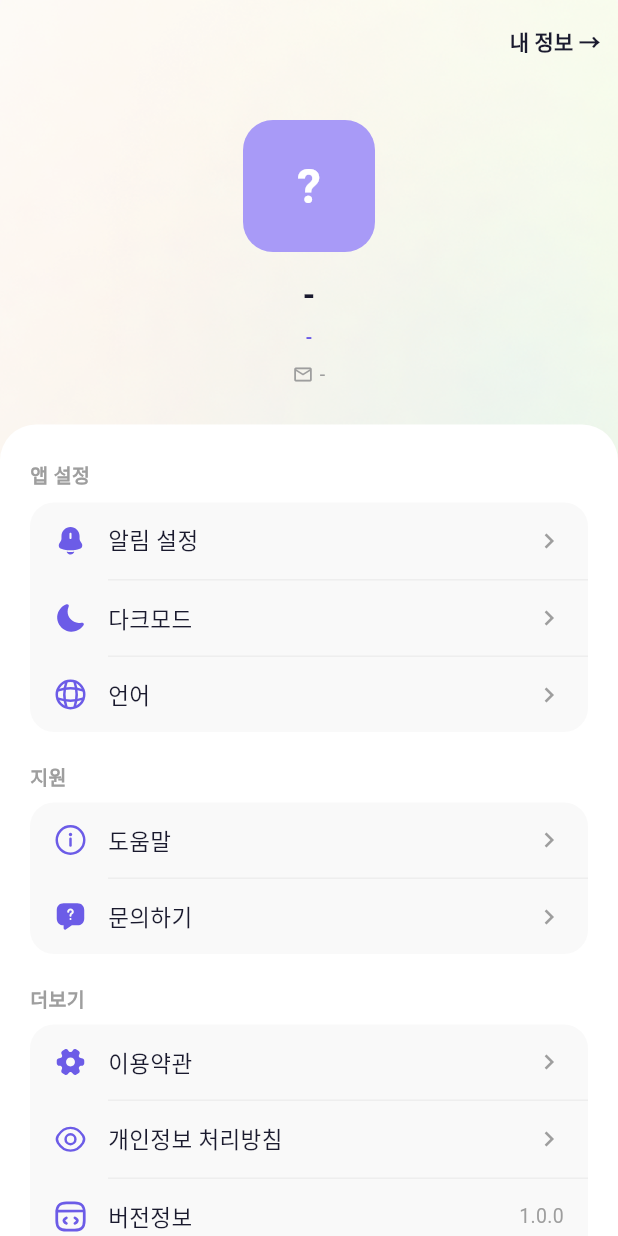
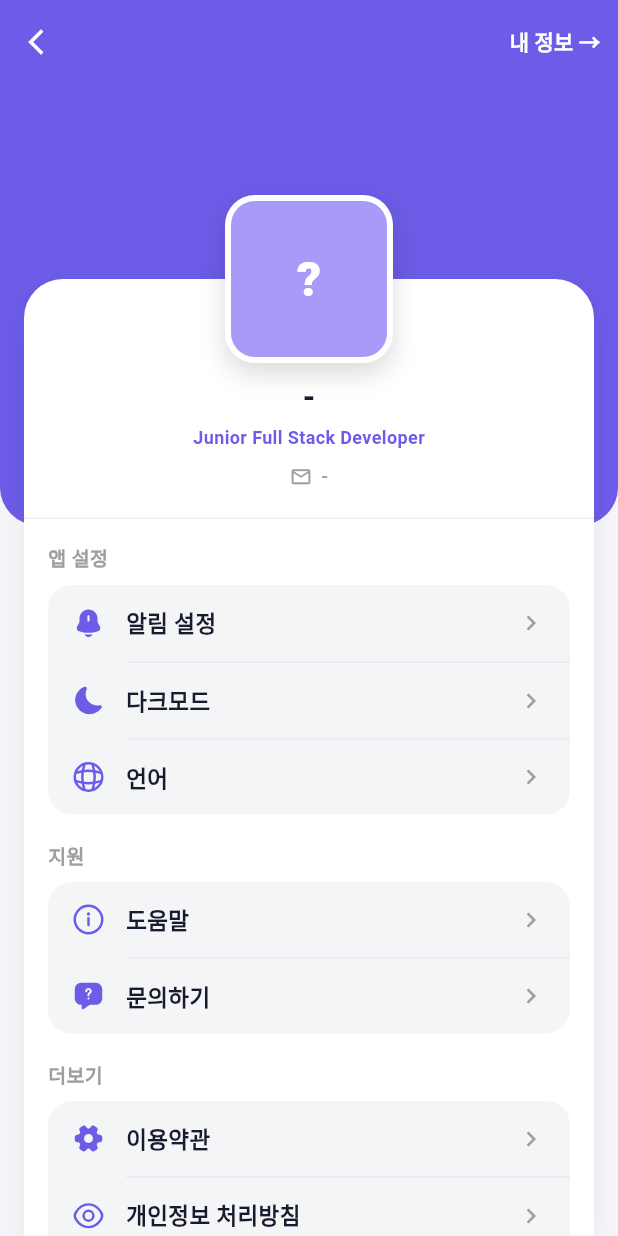
Before and after one commit to seb0070/jbnu-pms-fe, a Flutter app: the MoreScreen screen opened directly, on a phone screen of 412 x 824 dp. Run offline on Flutter 3.47's test engine with Material 3 defaults, Android fonts, the phone set to English and light mode, and no system bars; our stand-ins replace dio, flutter_svg, google_sign_in, logger, shared_preferences; accounts and stored records are empty; network calls fail.

Commit message:
feat: 더보기 화면 레이아웃 개선 (#11)

```diff
--- a/lib/features/more/screens/more_screen.dart
+++ b/lib/features/more/screens/more_screen.dart
@@ -17,6 +17,15 @@ class _MoreScreenState extends State<MoreScreen> {
 
   static const _purple = Color(0xFF6C5CE7);
 
+  // ✅ 보라색 영역: "중간 정도" (너 화면 기준 이 값이 자리낭비 줄이면서도 자연스럽게 보임)
+  static const double _headerHeight = 350;
+
+  // ✅ 아바타 더 크게
+  static const double _avatarSize = 112;
+
+  // ✅ 카드가 보라색을 얼마나 덮을지(클수록 카드/아바타가 위로 올라감)
+  static const double _overlap = 220; // 60~95 사이에서 취향 조절
+
   @override
   void initState() {
     super.initState();
@@ -26,11 +35,13 @@ class _MoreScreenState extends State<MoreScreen> {
   Future<void> _loadUser() async {
     try {
       final user = await _userService.getMyInfo();
+      if (!mounted) return;
       setState(() {
         _user = user;
         _isLoading = false;
       });
-    } catch (e) {
+    } catch (_) {
+      if (!mounted) return;
       setState(() => _isLoading = false);
     }
   }
@@ -75,33 +86,70 @@ class _MoreScreenState extends State<MoreScreen> {
 
   @override
   Widget build(BuildContext context) {
+    // 카드가 보라색을 덮는 시작 위치 (더 위로 올리고 싶으면 _overlap 키우면 됨)
+    final double cardTop = _headerHeight - _overlap;
+
+    // 아바타가 카드에 "1/4만" 걸치게: 아래로 내려가는 길이 = size*0.25
+    final double avatarTop = cardTop - (_avatarSize * 0.5);
+
+    final String name = _isLoading ? '' : (_user?['name'] ?? '-');
+    final String role = _isLoading
+        ? ''
+        : (_user?['role'] ?? 'Junior Full Stack Developer');
+    final String email = _isLoading ? '' : (_user?['email'] ?? '-');
+
     return Scaffold(
-      body: Stack(
+      backgroundColor: const Color(0xFFF6F6FA),
+      body: SafeArea(
+        child: Stack(
           children: [
-          Positioned.fill(
-            child: Image.asset(
-              'lib/assets/images/background.png',
-              fit: BoxFit.cover,
+            // ===== 보라 헤더 =====
+            Positioned(
+              top: 0,
+              left: 0,
+              right: 0,
+              child: Container(
+                height: _headerHeight,
+                decoration: const BoxDecoration(
+                  color: _purple,
+                  borderRadius: BorderRadius.vertical(
+                    bottom: Radius.circular(25),
                   ),
                 ),
-          SafeArea(
-            child: Column(
+              ),
+            ),
+
+            // ===== 상단바 + 본문 =====
+            Column(
               children: [
-                // 앱바
+                // 상단바 (고정)
                 SizedBox(
                   height: 56,
                   child: Row(
-                    mainAxisAlignment: MainAxisAlignment.end,
                     children: [
+                      IconButton(
+                        onPressed: () => Navigator.maybePop(context),
+                        icon: const Icon(
+                          Icons.arrow_back_ios_new,
+                          size: 20,
+                          color: Colors.white,
+                        ),
+                        splashRadius: 22,
+                      ),
+                      const Spacer(),
                       TextButton(
-                        onPressed: () {
-                          // TODO: 내 정보 화면으로 이동
-                        },
+                        onPressed: () {},
+                        style: TextButton.styleFrom(
+                          foregroundColor: Colors.white,
+                          padding: const EdgeInsets.symmetric(
+                            horizontal: 12,
+                            vertical: 10,
+                          ),
+                        ),
                         child: const Text(
                           '내 정보 →',
                           style: TextStyle(
                             fontSize: 14,
-                            color: Color(0xFF1A1A2E),
                             fontWeight: FontWeight.w600,
                           ),
                         ),
@@ -109,51 +157,39 @@ class _MoreScreenState extends State<MoreScreen> {
                     ],
                   ),
                 ),
+
+                // 본문
                 Expanded(
-                  child: _isLoading
-                      ? const Center(
-                          child: CircularProgressIndicator(color: _purple),
-                        )
-                      : SingleChildScrollView(
-                          child: Column(
+                  child: Stack(
                     children: [
-                              // 프로필 섹션
-                              Padding(
-                                padding: const EdgeInsets.symmetric(
-                                  vertical: 24,
+                      // ===== 흰 카드 =====
+                      Positioned.fill(
+                        top: cardTop,
+                        child: Padding(
+                          padding: const EdgeInsets.symmetric(horizontal: 16),
+                          child: Container(
+                            decoration: BoxDecoration(
+                              color: Colors.white,
+                              // ✅ 위에만 둥글게
+                              borderRadius: const BorderRadius.vertical(
+                                top: Radius.circular(26),
+                              ),
+                              boxShadow: [
+                                BoxShadow(
+                                  color: Colors.black.withOpacity(0.06),
+                                  blurRadius: 14,
+                                  offset: const Offset(0, 6),
+                                ),
+                              ],
                             ),
                             child: Column(
                               children: [
-                                    ClipRRect(
-                                      borderRadius: BorderRadius.circular(20),
-                                      child: _user?['profileImage'] != null
-                                          ? Image.network(
-                                              _user!['profileImage'],
-                                              width: 88,
-                                              height: 88,
-                                              fit: BoxFit.cover,
-                                            )
-                                          : Container(
-                                              width: 88,
-                                              height: 88,
-                                              color: const Color(0xFFA89AF7),
-                                              child: Center(
-                                                child: Text(
-                                                  (_user?['name'] as String? ??
-                                                          '?')[0]
-                                                      .toUpperCase(),
-                                                  style: const TextStyle(
-                                                    color: Colors.white,
-                                                    fontSize: 32,
-                                                    fontWeight: FontWeight.w700,
-                                                  ),
-                                                ),
-                                              ),
-                                            ),
-                                    ),
-                                    const SizedBox(height: 14),
+                                // ✅ 아바타 크기(112) 기준으로 여백 조금 넉넉히
+                                const SizedBox(height: 64),
+
+                                // ===== 내 정보 (고정) =====
                                 Text(
-                                      _user?['name'] ?? '-',
+                                  name.isEmpty ? ' ' : name,
                                   style: const TextStyle(
                                     fontSize: 20,
                                     fontWeight: FontWeight.w800,
@@ -161,120 +197,111 @@ class _MoreScreenState extends State<MoreScreen> {
                                   ),
                                 ),
                                 const SizedBox(height: 4),
-                                    const Text(
-                                      '-',
-                                      style: TextStyle(
-                                        fontSize: 13,
+                                Text(
+                                  role.isEmpty ? ' ' : role,
+                                  style: const TextStyle(
+                                    fontSize: 12,
                                     color: _purple,
-                                        fontWeight: FontWeight.w500,
+                                    fontWeight: FontWeight.w600,
                                   ),
                                 ),
-                                    const SizedBox(height: 6),
+                                const SizedBox(height: 8),
                                 Row(
-                                      mainAxisAlignment:
-                                          MainAxisAlignment.center,
+                                  mainAxisAlignment: MainAxisAlignment.center,
                                   children: [
                                     const Icon(
                                       Icons.email_outlined,
-                                          size: 14,
+                                      size: 15,
                                       color: Colors.grey,
                                     ),
-                                        const SizedBox(width: 4),
+                                    const SizedBox(width: 6),
                                     Text(
-                                          _user?['email'] ?? '-',
+                                      email.isEmpty ? ' ' : email,
                                       style: const TextStyle(
                                         fontSize: 13,
                                         color: Colors.grey,
+                                        fontWeight: FontWeight.w500,
                                       ),
                                     ),
                                   ],
                                 ),
-                                  ],
-                                ),
+                                const SizedBox(height: 18),
+                                const Divider(
+                                  height: 1,
+                                  thickness: 1,
+                                  color: Color(0xFFF0F0F0),
                                 ),
 
-                              // 흰색 카드 영역
-                              Container(
-                                decoration: const BoxDecoration(
-                                  color: Colors.white,
-                                  borderRadius: BorderRadius.vertical(
-                                    top: Radius.circular(24),
-                                  ),
-                                ),
-                                child: Padding(
-                                  padding: const EdgeInsets.fromLTRB(
-                                    20,
-                                    24,
-                                    20,
-                                    40,
-                                  ),
+                                // ===== 여기부터 스크롤 (앱 설정부터) =====
+                                Expanded(
+                                  child: SingleChildScrollView(
+                                    physics: const BouncingScrollPhysics(),
                                     child: Column(
-                                    crossAxisAlignment:
-                                        CrossAxisAlignment.start,
                                       children: [
-                                      // 앱 설정
-                                      _buildSectionTitle('앱 설정'),
-                                      const SizedBox(height: 8),
-                                      _buildMenuCard([
-                                        _buildMenuItem(
+                                        const SizedBox(height: 16),
+
+                                        _section(
+                                          title: '앱 설정',
+                                          children: [
+                                            _menuItem(
                                               iconPath:
                                                   'lib/assets/icons/more_notification.svg',
                                               title: '알림 설정',
                                               onTap: () {},
                                             ),
-                                        _buildMenuItem(
+                                            _menuItem(
                                               iconPath:
                                                   'lib/assets/icons/more_darkmode.svg',
                                               title: '다크모드',
                                               onTap: () {},
                                             ),
-                                        _buildMenuItem(
+                                            _menuItem(
                                               iconPath:
                                                   'lib/assets/icons/more_global.svg',
                                               title: '언어',
                                               onTap: () {},
                                               isLast: true,
                                             ),
-                                      ]),
-                                      const SizedBox(height: 20),
+                                          ],
+                                        ),
+                                        const SizedBox(height: 18),
 
-                                      // 지원
-                                      _buildSectionTitle('지원'),
-                                      const SizedBox(height: 8),
-                                      _buildMenuCard([
-                                        _buildMenuItem(
+                                        _section(
+                                          title: '지원',
+                                          children: [
+                                            _menuItem(
                                               iconPath:
                                                   'lib/assets/icons/more_info_circle.svg',
                                               title: '도움말',
                                               onTap: () {},
                                             ),
-                                        _buildMenuItem(
+                                            _menuItem(
                                               iconPath:
                                                   'lib/assets/icons/more_question.svg',
                                               title: '문의하기',
                                               onTap: () {},
                                               isLast: true,
                                             ),
-                                      ]),
-                                      const SizedBox(height: 20),
+                                          ],
+                                        ),
+                                        const SizedBox(height: 18),
 
-                                      // 더보기
-                                      _buildSectionTitle('더보기'),
-                                      const SizedBox(height: 8),
-                                      _buildMenuCard([
-                                        _buildMenuItem(
+                                        _section(
+                                          title: '더보기',
+                                          children: [
+                                            _menuItem(
                                               iconPath:
                                                   'lib/assets/icons/more_ToS.svg',
                                               title: '이용약관',
                                               onTap: () {},
                                             ),
-                                        _buildMenuItem(
+                                            _menuItem(
                                               iconPath:
                                                   'lib/assets/icons/more_personal_doc.svg',
                                               title: '개인정보 처리방침',
                                               onTap: () {},
                                             ),
-                                        _buildMenuItem(
+                                            _menuItem(
                                               iconPath:
                                                   'lib/assets/icons/more_version.svg',
                                               title: '버전정보',
@@ -283,20 +310,23 @@ class _MoreScreenState extends State<MoreScreen> {
                                                 style: TextStyle(
                                                   fontSize: 13,
                                                   color: Colors.grey,
+                                                  fontWeight: FontWeight.w500,
                                                 ),
                                               ),
                                               onTap: () {},
                                             ),
-                                        _buildMenuItem(
+                                            _menuItem(
                                               iconPath:
                                                   'lib/assets/icons/more_logout.svg',
                                               title: 'Logout',
                                               isLogout: true,
+                                              showArrow: false,
                                               onTap: _logout,
                                               isLast: true,
-                                          showArrow: false,
                                             ),
-                                      ]),
+                                          ],
+                                        ),
+                                        const SizedBox(height: 28),
                                       ],
                                     ),
                                   ),
@@ -305,36 +335,97 @@ class _MoreScreenState extends State<MoreScreen> {
                             ),
                           ),
                         ),
+                      ),
+
+                      // ===== 아바타 (고정) =====
+                      Positioned(
+                        top: avatarTop,
+                        left: 0,
+                        right: 0,
+                        child: Center(child: _profileAvatar(size: _avatarSize)),
+                      ),
                     ],
                   ),
+                ),
+              ],
+            ),
+          ],
+        ),
+      ),
+    );
+  }
+
+  // ====== UI Helpers ======
+
+  Widget _profileAvatar({required double size}) {
+    final String? img = _user?['profileImage'] as String?;
+    final String name = (_user?['name'] as String? ?? '?');
+
+    return Container(
+      width: size,
+      height: size,
+      decoration: BoxDecoration(
+        color: Colors.white,
+        borderRadius: BorderRadius.circular(20),
+        boxShadow: [
+          BoxShadow(
+            color: Colors.black.withOpacity(0.14),
+            blurRadius: 14,
+            offset: const Offset(0, 7),
+          ),
+        ],
+      ),
+      padding: const EdgeInsets.all(4),
+      child: ClipRRect(
+        borderRadius: BorderRadius.circular(16),
+        child: img != null && img.isNotEmpty
+            ? Image.network(img, fit: BoxFit.cover)
+            : Container(
+                color: const Color(0xFFA89AF7),
+                alignment: Alignment.center,
+                child: Text(
+                  name.isNotEmpty ? name[0].toUpperCase() : '?',
+                  style: const TextStyle(
+                    color: Colors.white,
+                    fontSize: 32,
+                    fontWeight: FontWeight.w800,
+                  ),
+                ),
+              ),
+      ),
+    );
+  }
+
+  Widget _section({required String title, required List<Widget> children}) {
+    return Padding(
+      padding: const EdgeInsets.symmetric(horizontal: 16),
+      child: Column(
+        children: [
+          Align(
+            alignment: Alignment.centerLeft,
+            child: Text(
+              title,
+              style: const TextStyle(
+                fontSize: 13,
+                fontWeight: FontWeight.w700,
+                color: Colors.grey,
+              ),
+            ),
+          ),
+          const SizedBox(height: 8),
+          Container(
+            decoration: BoxDecoration(
+              color: const Color(0xFFF4F5F7),
+              borderRadius: BorderRadius.circular(16),
+            ),
+            child: Column(children: children),
           ),
         ],
       ),
     );
   }
 
-  Widget _buildSectionTitle(String title) {
-    return Text(
-      title,
-      style: const TextStyle(
-        fontSize: 13,
-        fontWeight: FontWeight.w700,
-        color: Colors.grey,
-      ),
-    );
-  }
-
-  Widget _buildMenuCard(List<Widget> children) {
-    return Container(
-      decoration: BoxDecoration(
-        color: const Color(0xFFF9F9F9),
-        borderRadius: BorderRadius.circular(16),
-      ),
-      child: Column(children: children),
-    );
-  }
-
-  Widget _buildMenuItem({
+  Widget _menuItem({
     required String iconPath,
     required String title,
     Widget? trailing,
@@ -343,9 +434,12 @@ class _MoreScreenState extends State<MoreScreen> {
     bool isLogout = false,
     bool showArrow = true,
   }) {
+    final Color iconColor = isLogout ? Colors.grey : _purple;
+    final Color textColor = isLogout ? Colors.grey : const Color(0xFF1A1A2E);
+
     return InkWell(
+      onTap: onTap,
       borderRadius: BorderRadius.circular(16),
-      onTap: onTap,
       child: Column(
         children: [
           Padding(
@@ -356,10 +450,7 @@ class _MoreScreenState extends State<MoreScreen> {
                   iconPath,
                   width: 22,
                   height: 22,
-                  colorFilter: ColorFilter.mode(
-                    isLogout ? Colors.red : _purple,
-                    BlendMode.srcIn,
-                  ),
+                  colorFilter: ColorFilter.mode(iconColor, BlendMode.srcIn),
                 ),
                 const SizedBox(width: 14),
                 Expanded(
@@ -367,8 +458,8 @@ class _MoreScreenState extends State<MoreScreen> {
                     title,
                     style: TextStyle(
                       fontSize: 15,
-                      fontWeight: FontWeight.w500,
-                      color: isLogout ? Colors.red : const Color(0xFF1A1A2E),
+                      fontWeight: FontWeight.w600,
+                      color: textColor,
                     ),
                   ),
                 ),
@@ -379,12 +470,17 @@ class _MoreScreenState extends State<MoreScreen> {
                             color: Colors.grey,
                             size: 20,
                           )
-                        : const SizedBox()),
+                        : const SizedBox.shrink()),
               ],
             ),
           ),
           if (!isLast)
-            const Divider(height: 1, indent: 52, color: Color(0xFFEEEEEE)),
+            const Divider(
+              height: 1,
+              thickness: 1,
+              indent: 52,
+              color: Color(0xFFE9E9EE),
+            ),
         ],
       ),
     );
```
Lines whose indentation alone changed are shown as unchanged.
